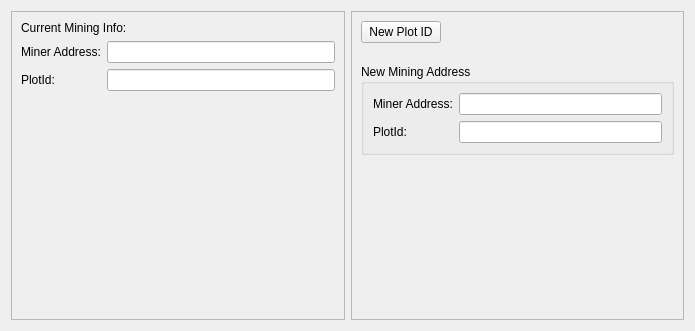
Above: src/qt/forms/plotinfopage.ui from lavaio/lava before the change. Below: the same form after it.
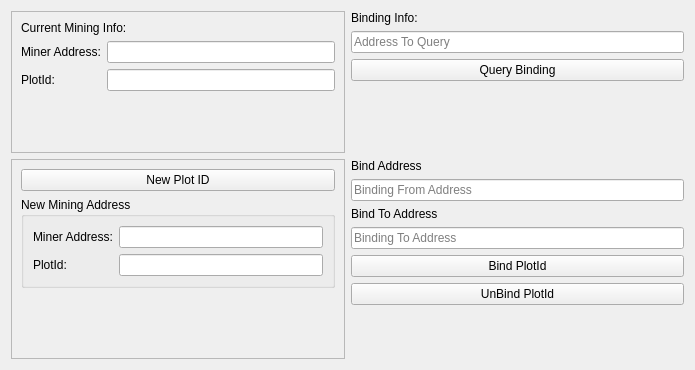
That is the form after the change.

Commit message: implement plotid binding ui

The edit to the form file:
```diff
--- a/src/qt/forms/plotinfopage.ui
+++ b/src/qt/forms/plotinfopage.ui
@@ -7,7 +7,7 @@
     <x>0</x>
     <y>0</y>
     <width>695</width>
-    <height>331</height>
+    <height>370</height>
    </rect>
   </property>
   <property name="sizePolicy">
@@ -19,81 +19,17 @@
   <property name="windowTitle">
    <string>Form</string>
   </property>
-  <layout class="QGridLayout" name="gridLayout" columnstretch="1,1">
-   <item row="0" column="0">
-    <widget class="QFrame" name="currentInfoFrame">
-     <property name="sizePolicy">
-      <sizepolicy hsizetype="Preferred" vsizetype="Preferred">
-       <horstretch>0</horstretch>
-       <verstretch>0</verstretch>
-      </sizepolicy>
-     </property>
-     <property name="maximumSize">
-      <size>
-       <width>16777215</width>
-       <height>16777215</height>
-      </size>
-     </property>
-     <property name="frameShape">
-      <enum>QFrame::StyledPanel</enum>
-     </property>
-     <property name="frameShadow">
-      <enum>QFrame::Raised</enum>
-     </property>
-     <layout class="QVBoxLayout" name="verticalLayout_2">
+  <layout class="QVBoxLayout" name="verticalLayout_5">
       <item>
-       <widget class="QLabel" name="label">
-        <property name="sizePolicy">
-         <sizepolicy hsizetype="Preferred" vsizetype="Fixed">
-          <horstretch>0</horstretch>
-          <verstretch>0</verstretch>
-         </sizepolicy>
-        </property>
-        <property name="text">
-         <string>Current Mining Info:</string>
-        </property>
-       </widget>
-      </item>
-      <item>
-       <layout class="QFormLayout" name="formLayout">
-        <property name="fieldGrowthPolicy">
-         <enum>QFormLayout::AllNonFixedFieldsGrow</enum>
-        </property>
-        <item row="0" column="0">
-         <widget class="QLabel" name="minerAddressLabel">
-          <property name="text">
-           <string>Miner Address:</string>
-          </property>
-         </widget>
-        </item>
-        <item row="0" column="1">
-         <widget class="QLineEdit" name="ebMinerAddress">
-          <property name="readOnly">
-           <bool>true</bool>
-          </property>
-         </widget>
-        </item>
+    <layout class="QGridLayout" name="gridLayout" rowstretch="1,1" columnstretch="1,1">
         <item row="1" column="0">
-         <widget class="QLabel" name="plotIdLabel">
-          <property name="text">
-           <string>PlotId:</string>
-          </property>
-         </widget>
-        </item>
-        <item row="1" column="1">
-         <widget class="QLineEdit" name="ebPlotId">
-          <property name="readOnly">
-           <bool>true</bool>
-          </property>
-         </widget>
-        </item>
-       </layout>
-      </item>
-     </layout>
-    </widget>
-   </item>
-   <item row="0" column="1">
     <widget class="QFrame" name="frameOp">
+       <property name="sizePolicy">
+        <sizepolicy hsizetype="Preferred" vsizetype="Preferred">
+         <horstretch>1</horstretch>
+         <verstretch>0</verstretch>
+        </sizepolicy>
+       </property>
      <property name="minimumSize">
       <size>
        <width>100</width>
@@ -113,7 +49,7 @@
       <enum>QFrame::Raised</enum>
      </property>
      <layout class="QVBoxLayout" name="verticalLayout">
-      <item alignment="Qt::AlignLeft">
+        <item>
        <widget class="QPushButton" name="btnNewAddress">
         <property name="text">
          <string>New Plot ID</string>
@@ -123,22 +59,6 @@
         </property>
        </widget>
       </item>
-      <item>
-       <spacer name="verticalSpacer_2">
-        <property name="orientation">
-         <enum>Qt::Vertical</enum>
-        </property>
-        <property name="sizeType">
-         <enum>QSizePolicy::Fixed</enum>
-        </property>
-        <property name="sizeHint" stdset="0">
-         <size>
-          <width>20</width>
-          <height>15</height>
-         </size>
-        </property>
-       </spacer>
-      </item>
       <item>
        <widget class="QGroupBox" name="gbNewAddress">
         <property name="enabled">
@@ -197,8 +117,203 @@
      </layout>
     </widget>
    </item>
-  </layout>
- </widget>
+     <item row="0" column="0">
+      <widget class="QFrame" name="currentInfoFrame">
+       <property name="sizePolicy">
+        <sizepolicy hsizetype="Preferred" vsizetype="Preferred">
+         <horstretch>1</horstretch>
+         <verstretch>1</verstretch>
+        </sizepolicy>
+       </property>
+       <property name="minimumSize">
+        <size>
+         <width>0</width>
+         <height>0</height>
+        </size>
+       </property>
+       <property name="maximumSize">
+        <size>
+         <width>16777215</width>
+         <height>16777215</height>
+        </size>
+       </property>
+       <property name="sizeIncrement">
+        <size>
+         <width>0</width>
+         <height>0</height>
+        </size>
+       </property>
+       <property name="frameShape">
+        <enum>QFrame::StyledPanel</enum>
+       </property>
+       <property name="frameShadow">
+        <enum>QFrame::Raised</enum>
+       </property>
+       <layout class="QVBoxLayout" name="verticalLayout_2">
+        <item>
+         <widget class="QLabel" name="label">
+          <property name="sizePolicy">
+           <sizepolicy hsizetype="Preferred" vsizetype="Fixed">
+            <horstretch>0</horstretch>
+            <verstretch>0</verstretch>
+           </sizepolicy>
+          </property>
+          <property name="text">
+           <string>Current Mining Info:</string>
+          </property>
+         </widget>
+        </item>
+        <item>
+         <layout class="QFormLayout" name="formLayout">
+          <property name="fieldGrowthPolicy">
+           <enum>QFormLayout::AllNonFixedFieldsGrow</enum>
+          </property>
+          <item row="0" column="0">
+           <widget class="QLabel" name="minerAddressLabel">
+            <property name="text">
+             <string>Miner Address:</string>
+            </property>
+           </widget>
+          </item>
+          <item row="0" column="1">
+           <widget class="QLineEdit" name="ebMinerAddress">
+            <property name="readOnly">
+             <bool>true</bool>
+            </property>
+           </widget>
+          </item>
+          <item row="1" column="0">
+           <widget class="QLabel" name="plotIdLabel">
+            <property name="text">
+             <string>PlotId:</string>
+            </property>
+           </widget>
+          </item>
+          <item row="1" column="1">
+           <widget class="QLineEdit" name="ebPlotId">
+            <property name="readOnly">
+             <bool>true</bool>
+            </property>
+           </widget>
+          </item>
+         </layout>
+        </item>
+       </layout>
+      </widget>
+     </item>
+     <item row="1" column="1">
+      <layout class="QVBoxLayout" name="verticalLayout_7">
+       <item>
+        <widget class="QLabel" name="label_4">
+         <property name="text">
+          <string>Bind Address</string>
+         </property>
+        </widget>
+       </item>
+       <item>
+        <widget class="QLineEdit" name="ebAddressFrom">
+         <property name="placeholderText">
+          <string>Binding From Address</string>
+         </property>
+        </widget>
+       </item>
+       <item>
+        <widget class="QLabel" name="label_5">
+         <property name="text">
+          <string>Bind To Address</string>
+         </property>
+        </widget>
+       </item>
+       <item>
+        <widget class="QLineEdit" name="ebAddressTo">
+         <property name="placeholderText">
+          <string>Binding To Address</string>
+         </property>
+        </widget>
+       </item>
+       <item>
+        <widget class="QPushButton" name="btnBind">
+         <property name="text">
+          <string>Bind PlotId</string>
+         </property>
+        </widget>
+       </item>
+       <item>
+        <widget class="QPushButton" name="btnUnbind">
+         <property name="text">
+          <string>UnBind PlotId</string>
+         </property>
+        </widget>
+       </item>
+       <item>
+        <spacer name="verticalSpacer_2">
+         <property name="orientation">
+          <enum>Qt::Vertical</enum>
+         </property>
+         <property name="sizeHint" stdset="0">
+          <size>
+           <width>20</width>
+           <height>40</height>
+          </size>
+         </property>
+        </spacer>
+       </item>
+      </layout>
+     </item>
+     <item row="0" column="1">
+      <layout class="QVBoxLayout" name="verticalLayout_4">
+       <item>
+        <widget class="QLabel" name="label_3">
+         <property name="text">
+          <string>Binding Info:</string>
+         </property>
+        </widget>
+       </item>
+       <item>
+        <widget class="QLineEdit" name="ebAddrToQuery">
+         <property name="placeholderText">
+          <string>Address To Query</string>
+         </property>
+        </widget>
+       </item>
+       <item>
+        <widget class="QPushButton" name="btnQuery">
+         <property name="text">
+          <string>Query Binding</string>
+         </property>
+        </widget>
+       </item>
+       <item>
+        <spacer name="verticalSpacer_3">
+         <property name="orientation">
+          <enum>Qt::Vertical</enum>
+         </property>
+         <property name="sizeHint" stdset="0">
+          <size>
+           <width>20</width>
+           <height>40</height>
+          </size>
+         </property>
+        </spacer>
+       </item>
+      </layout>
+     </item>
+    </layout>
+   </item>
+  </layout>
+ </widget>
+ <tabstops>
+  <tabstop>ebMinerAddress</tabstop>
+  <tabstop>ebPlotId</tabstop>
+  <tabstop>btnNewAddress</tabstop>
+  <tabstop>ebAddrToQuery</tabstop>
+  <tabstop>btnQuery</tabstop>
+  <tabstop>ebAddressFrom</tabstop>
+  <tabstop>ebAddressTo</tabstop>
+  <tabstop>btnBind</tabstop>
+  <tabstop>ebNewAddress</tabstop>
+  <tabstop>ebNewId</tabstop>
+ </tabstops>
  <resources/>
  <connections/>
 </ui>
```
Lines whose indentation alone changed are shown as unchanged. The commit also changes 12 other files.
